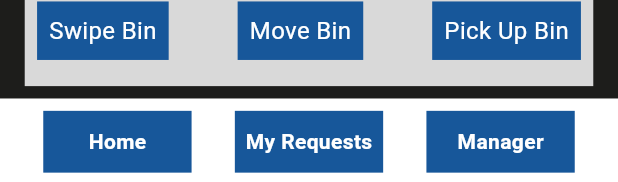
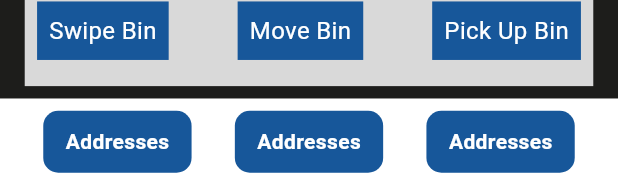
Before and after one commit to ihurata1/bin-transfer-app, a Flutter app: the BinListScreen widget shown alone on an empty page, opened directly, on a phone screen of 412 x 824 dp. Shown: the part 1051-1233 px from the top of the screen. Run offline on Flutter 3.47's test engine with Material 3 defaults, Android fonts, the phone set to English and light mode, and no system bars.

Commit message:
manager login, user login

```diff
--- /dev/null
+++ b/lib/components/app_bottom_nav_bar_item.dart
@@ -0,0 +1,39 @@
+import 'package:boilerplate/constants/colors.dart';
+import 'package:boilerplate/helpers/device_info/device_info.dart';
+import 'package:flutter/material.dart';
+
+class AppBottomNavBarItem extends StatefulWidget {
+  AppBottomNavBarItem({super.key, required this.value, required this.onTap});
+  final String value;
+  final VoidCallback onTap;
+
+  @override
+  State<AppBottomNavBarItem> createState() => _AppBottomNavBarItemState();
+}
+
+class _AppBottomNavBarItemState extends State<AppBottomNavBarItem> {
+  bottomNavBarItem(String value, VoidCallback onTap) {
+    return GestureDetector(
+      onTap: onTap,
+      child: Container(
+        width: DeviceInfo.width(24),
+        height: DeviceInfo.height(5),
+        decoration: BoxDecoration(
+          color: AppColor.blue,
+          borderRadius: BorderRadius.circular(10),
+        ),
+        child: Center(
+          child: Text(
+            value,
+            style: const TextStyle(color: Colors.white, fontWeight: FontWeight.bold),
+          ),
+        ),
+      ),
+    );
+  }
+
+  @override
+  Widget build(BuildContext context) {
+    return bottomNavBarItem(widget.value, widget.onTap);
+  }
+}
--- a/lib/components/app_container/app_container.dart
+++ b/lib/components/app_container/app_container.dart
@@ -1,3 +1,5 @@
+// ignore_for_file: prefer_const_constructors
+
 import 'package:boilerplate/constants/colors.dart';
 import 'package:boilerplate/helpers/device_info/device_info.dart';
 import 'package:boilerplate/screens/home/home.dart';
@@ -6,12 +8,16 @@ import 'package:boilerplate/screens/user/bin_request_list.dart';
 import 'package:flutter/material.dart';
 
 class AppContainer extends StatelessWidget {
-  const AppContainer({
+  AppContainer({
     super.key,
     required this.child,
+    this.isAuthScreen = false,
+    required this.bottomNavBarItemList,
   });
 
   final Widget child;
+  bool isAuthScreen;
+  final List<Widget> bottomNavBarItemList;
 
   bottomNavBarItem(String value, VoidCallback onTap) {
     return GestureDetector(
@@ -48,18 +54,18 @@ class AppContainer extends StatelessWidget {
           child: child,
         ),
       ),
-      bottomNavigationBar: Container(
-        color: Colors.white,
-        height: DeviceInfo.height(7),
-        child: Row(
-          mainAxisAlignment: MainAxisAlignment.spaceEvenly,
-          children: [
-            bottomNavBarItem("Home", () => Navigator.push(context, MaterialPageRoute(builder: (context) => HomeScreen()))),
-            bottomNavBarItem("My Requests", () => Navigator.push(context, MaterialPageRoute(builder: (context) => BinRequestListScreen()))),
-            bottomNavBarItem("Manager", () => Navigator.push(context, MaterialPageRoute(builder: (context) => ManagerAdressListScreen()))),
-          ],
-        ),
-      ),
+      bottomNavigationBar: isAuthScreen ? null : bottomNawBar(context),
+    );
+  }
+
+  Widget bottomNawBar(BuildContext context) {
+    return Container(
+      color: Colors.white,
+      height: DeviceInfo.height(7),
+      child: Row(mainAxisAlignment: MainAxisAlignment.spaceEvenly, children: bottomNavBarItemList),
     );
   }
 }
+
+
+              //  bottomNavBarItem("Addresses", () => Navigator.push(context, MaterialPageRoute(builder: (context) => HomeScreen()))),
--- a/lib/main.dart
+++ b/lib/main.dart
@@ -3,6 +3,7 @@
 import 'package:boilerplate/constants/app.dart';
 import 'package:boilerplate/constants/colors.dart';
 import 'package:boilerplate/screens/home/home.dart';
+import 'package:boilerplate/screens/manager/manager.dart';
 import 'package:boilerplate/screens/user/bin_request_list.dart';
 import 'package:flutter/material.dart';
 import 'package:flutter/services.dart';
@@ -44,6 +45,6 @@ class MyHomePage extends StatefulWidget {
 class _MyHomePageState extends State<MyHomePage> {
   @override
   Widget build(BuildContext context) {
-    return BinRequestListScreen();
+    return HomeScreen();
   }
 }
--- a/lib/screens/manager/manager_adress_list.dart
+++ b/lib/screens/manager/manager_adress_list.dart
@@ -1,8 +1,10 @@
 // ignore_for_file: prefer_const_constructors
 
+import 'package:boilerplate/components/app_bottom_nav_bar_item.dart';
 import 'package:boilerplate/components/app_container/app_container.dart';
 import 'package:boilerplate/constants/colors.dart';
 import 'package:boilerplate/helpers/device_info/device_info.dart';
+import 'package:boilerplate/screens/home/home.dart';
 import 'package:boilerplate/screens/manager/manager_request_list.dart';
 import 'package:boilerplate/screens/user/bin_list.dart';
 import 'package:flutter/material.dart';
@@ -67,6 +69,11 @@ class _ManagerAdressListScreenState extends State<ManagerAdressListScreen> {
   @override
   Widget build(BuildContext context) {
     return AppContainer(
+      bottomNavBarItemList: [
+        AppBottomNavBarItem(value: "Addresses", onTap: () => Navigator.push(context, MaterialPageRoute(builder: (context) => HomeScreen()))),
+        AppBottomNavBarItem(value: "Addresses", onTap: () => Navigator.push(context, MaterialPageRoute(builder: (context) => HomeScreen()))),
+        AppBottomNavBarItem(value: "Addresses", onTap: () => Navigator.push(context, MaterialPageRoute(builder: (context) => HomeScreen()))),
+      ],
       child: Container(
         margin: EdgeInsets.symmetric(horizontal: DeviceInfo.width(4)),
         child: Column(
--- a/lib/screens/manager/manager_request_list.dart
+++ b/lib/screens/manager/manager_request_list.dart
@@ -1,8 +1,10 @@
 // ignore_for_file: prefer_const_constructors, prefer_const_literals_to_create_immutables
 
+import 'package:boilerplate/components/app_bottom_nav_bar_item.dart';
 import 'package:boilerplate/components/app_container/app_container.dart';
 import 'package:boilerplate/constants/colors.dart';
 import 'package:boilerplate/helpers/device_info/device_info.dart';
+import 'package:boilerplate/screens/home/home.dart';
 import 'package:flutter/material.dart';
 
 class ManagerRequestListScreen extends StatefulWidget {
@@ -83,6 +85,11 @@ class _ManagerRequestListScreenState extends State<ManagerRequestListScreen> {
   @override
   Widget build(BuildContext context) {
     return AppContainer(
+      bottomNavBarItemList: [
+        AppBottomNavBarItem(value: "Addresses", onTap: () => Navigator.push(context, MaterialPageRoute(builder: (context) => HomeScreen()))),
+        AppBottomNavBarItem(value: "Addresses", onTap: () => Navigator.push(context, MaterialPageRoute(builder: (context) => HomeScreen()))),
+        AppBottomNavBarItem(value: "Addresses", onTap: () => Navigator.push(context, MaterialPageRoute(builder: (context) => HomeScreen()))),
+      ],
       child: Container(
         margin: EdgeInsets.symmetric(horizontal: DeviceInfo.width(4)),
         child: Column(
--- a/lib/screens/user/bin_list.dart
+++ b/lib/screens/user/bin_list.dart
@@ -1,8 +1,10 @@
 // ignore_for_file: prefer_const_constructors
 
+import 'package:boilerplate/components/app_bottom_nav_bar_item.dart';
 import 'package:boilerplate/constants/app.dart';
 import 'package:boilerplate/constants/colors.dart';
 import 'package:boilerplate/helpers/device_info/device_info.dart';
+import 'package:boilerplate/screens/home/home.dart';
 import 'package:flutter/material.dart';
 
 import '../../components/app_container/app_container.dart';
@@ -142,6 +144,11 @@ class _BinListScreenState extends State<BinListScreen> {
   @override
   Widget build(BuildContext context) {
     return AppContainer(
+      bottomNavBarItemList: [
+        AppBottomNavBarItem(value: "Addresses", onTap: () => Navigator.push(context, MaterialPageRoute(builder: (context) => HomeScreen()))),
+        AppBottomNavBarItem(value: "Addresses", onTap: () => Navigator.push(context, MaterialPageRoute(builder: (context) => HomeScreen()))),
+        AppBottomNavBarItem(value: "Addresses", onTap: () => Navigator.push(context, MaterialPageRoute(builder: (context) => HomeScreen()))),
+      ],
       child: Container(
         margin: EdgeInsets.symmetric(horizontal: DeviceInfo.width(4)),
         child: Column(
--- a/lib/screens/user/bin_request_list.dart
+++ b/lib/screens/user/bin_request_list.dart
@@ -1,8 +1,10 @@
 // ignore_for_file: prefer_const_constructors, prefer_const_literals_to_create_immutables
 
+import 'package:boilerplate/components/app_bottom_nav_bar_item.dart';
 import 'package:boilerplate/components/app_container/app_container.dart';
 import 'package:boilerplate/constants/colors.dart';
 import 'package:boilerplate/helpers/device_info/device_info.dart';
+import 'package:boilerplate/screens/home/home.dart';
 import 'package:flutter/material.dart';
 
 class BinRequestListScreen extends StatefulWidget {
@@ -67,6 +69,11 @@ class _BinRequestListScreenState extends State<BinRequestListScreen> {
   @override
   Widget build(BuildContext context) {
     return AppContainer(
+      bottomNavBarItemList: [
+        AppBottomNavBarItem(value: "Addresses", onTap: () => Navigator.push(context, MaterialPageRoute(builder: (context) => HomeScreen()))),
+        AppBottomNavBarItem(value: "Addresses", onTap: () => Navigator.push(context, MaterialPageRoute(builder: (context) => HomeScreen()))),
+        AppBottomNavBarItem(value: "Addresses", onTap: () => Navigator.push(context, MaterialPageRoute(builder: (context) => HomeScreen()))),
+      ],
       child: Container(
         margin: EdgeInsets.symmetric(horizontal: DeviceInfo.width(4)),
         child: Column(
--- a/lib/screens/user/user.dart
+++ b/lib/screens/user/user.dart
@@ -1,7 +1,9 @@
 // ignore_for_file: prefer_const_constructors
 
+import 'package:boilerplate/components/app_bottom_nav_bar_item.dart';
 import 'package:boilerplate/components/app_container/app_container.dart';
 import 'package:boilerplate/helpers/device_info/device_info.dart';
+import 'package:boilerplate/screens/home/home.dart';
 import 'package:boilerplate/screens/user/bin_list.dart';
 import 'package:flutter/material.dart';
 
@@ -31,6 +33,11 @@ class _UserScreenState extends State<UserScreen> {
   @override
   Widget build(BuildContext context) {
     return AppContainer(
+      bottomNavBarItemList: [
+        AppBottomNavBarItem(value: "Addresses", onTap: () => Navigator.push(context, MaterialPageRoute(builder: (context) => HomeScreen()))),
+        AppBottomNavBarItem(value: "Addresses", onTap: () => Navigator.push(context, MaterialPageRoute(builder: (context) => HomeScreen()))),
+        AppBottomNavBarItem(value: "Addresses", onTap: () => Navigator.push(context, MaterialPageRoute(builder: (context) => HomeScreen()))),
+      ],
       child: Container(
         margin: EdgeInsets.symmetric(horizontal: DeviceInfo.width(4)),
         child: Column(
```
Also changed, not shown: lib/screens/home/home.dart (+26 -3 lines), lib/screens/manager/manager.dart (added, +29 -0 lines).
